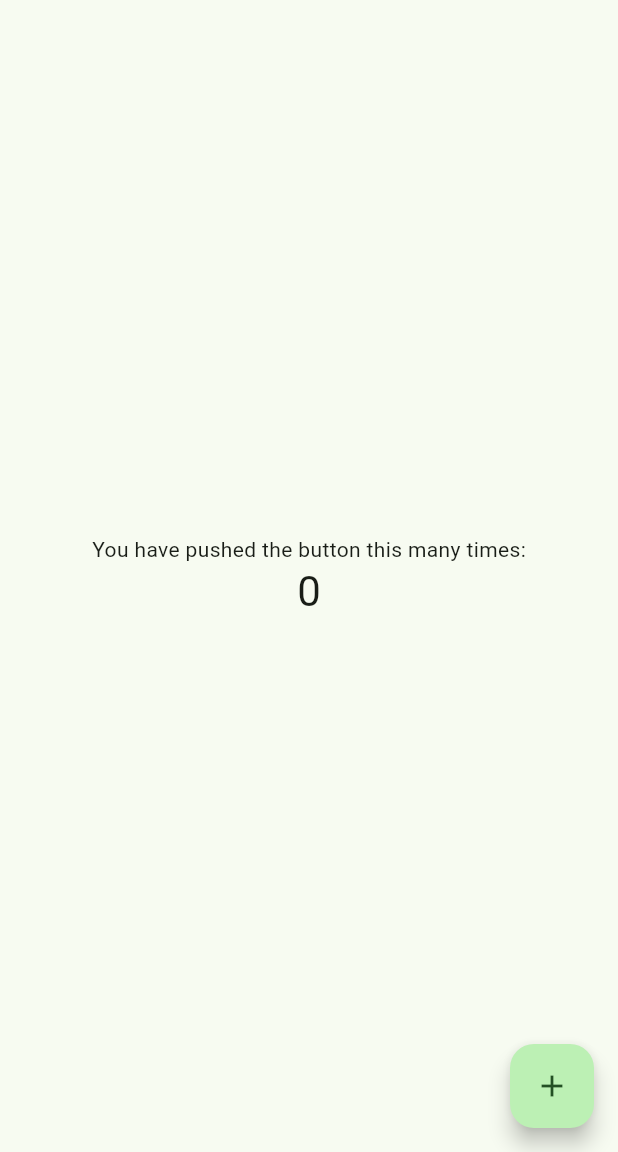
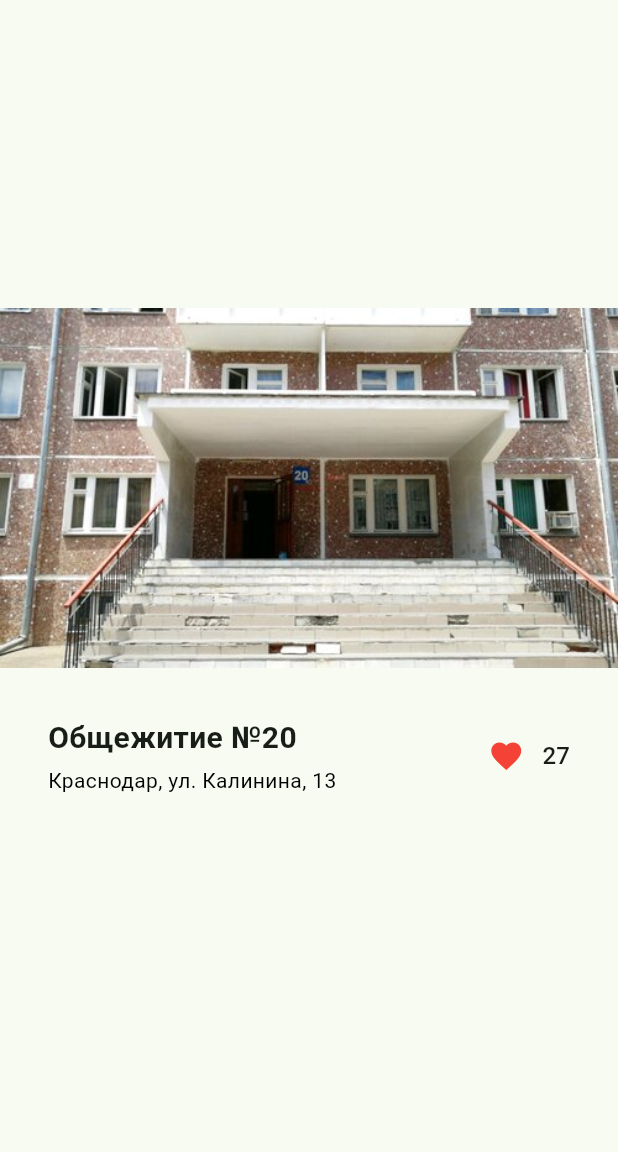
Before and after one commit to GrigorevNikOfficial/PI2302_Grigorev, a Flutter app: the screen it shows after launch, on a phone screen of 412 x 824 dp, the part 84-1236 px from its top. Run offline on Flutter 3.47's test engine with Material 3 defaults, Android fonts, the phone set to English and light mode, and no system bars.

Commit message:
Добавил фотографию и заголовок

```diff
--- a/lab_4/lib/main.dart
+++ b/lab_4/lib/main.dart
@@ -54,7 +54,7 @@ class MyHomePage extends StatefulWidget {
 }
 
 class _MyHomePageState extends State<MyHomePage> {
-  int _counter = 0;
+  int _counter = 27;
 
   void _incrementCounter() {
     setState(() {
@@ -75,13 +75,14 @@ class _MyHomePageState extends State<MyHomePage> {
     // The Flutter framework has been optimized to make rerunning build methods
     // fast, so that you can just rebuild anything that needs updating rather
     // than having to individually change instances of widgets.
+    const mainColor = Colors.green;
     return Scaffold(
       appBar: AppBar(
         // TRY THIS: Try changing the color here to a specific color (to
         // Colors.amber, perhaps?) and trigger a hot reload to see the AppBar
         // change color while the other colors stay the same.
         centerTitle: false,
-        backgroundColor: Colors.green,
+        backgroundColor: mainColor,
         foregroundColor: Colors.white,
         // Here we take the value from the MyHomePage object that was created by
         // the App.build method, and use it to set our appbar title.
@@ -90,6 +91,7 @@ class _MyHomePageState extends State<MyHomePage> {
       body: Center(
         // Center is a layout widget. It takes a single child and positions it
         // in the middle of the parent.
+        child: SingleChildScrollView(
           child: Column(
             // Column is also a layout widget. It takes a list of children and
             // arranges them vertically. By default, it sizes itself to fit its
@@ -104,20 +106,54 @@ class _MyHomePageState extends State<MyHomePage> {
             // TRY THIS: Invoke "debug painting" (choose the "Toggle Debug Paint"
             // action in the IDE, or press "p" in the console), to see the
             // wireframe for each widget.
-          mainAxisAlignment: .center,
+            crossAxisAlignment: CrossAxisAlignment.stretch,
+
             children: [
-            const Text('You have pushed the button this many times:'),
+              Image.asset('src/dorm.jpeg', height: 240, fit: BoxFit.cover),
+              Padding(
+                padding: EdgeInsets.all(32),
+                child: Column(
+                  crossAxisAlignment: CrossAxisAlignment.start,
+                  children: [
+                    Row(
+                      crossAxisAlignment: CrossAxisAlignment.center,
+                      children: [
+                        Expanded(
+                          child: Column(
+                            crossAxisAlignment: CrossAxisAlignment.start,
+                            children: [
                               Text(
-              '$_counter',
-              style: Theme.of(context).textTheme.headlineMedium,
+                                'Общежитие №20',
+                                style: TextStyle(
+                                  fontSize: 20,
+                                  fontWeight: FontWeight.w600,
+                                ),
+                              ),
+                              SizedBox(height: 4),
+                              Text(
+                                'Краснодар, ул. Калинина, 13',
+                                style: TextStyle(color: Colors.black),
                               ),
                             ],
                           ),
                         ),
-      floatingActionButton: FloatingActionButton(
+                        IconButton(
                           onPressed: _incrementCounter,
-        tooltip: 'Increment',
-        child: const Icon(Icons.add),
+                          icon: const Icon(Icons.favorite, color: Colors.red),
+                          tooltip: 'Лайк',
+                        ),
+                        Text(
+                          '$_counter',
+                          style: Theme.of(context).textTheme.titleMedium,
+                        ),
+                      ],
+                    ),
+                  ],
+                ),
+              ),
+            ],
+          ),
+        ),
       ),
     );
   }
```
Lines whose indentation alone changed are shown as unchanged.
